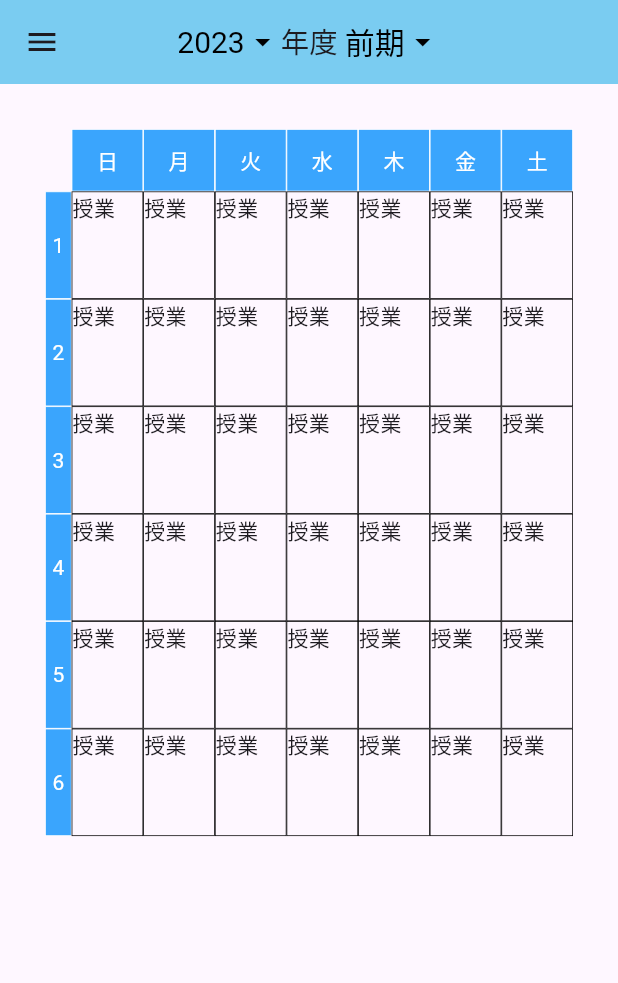
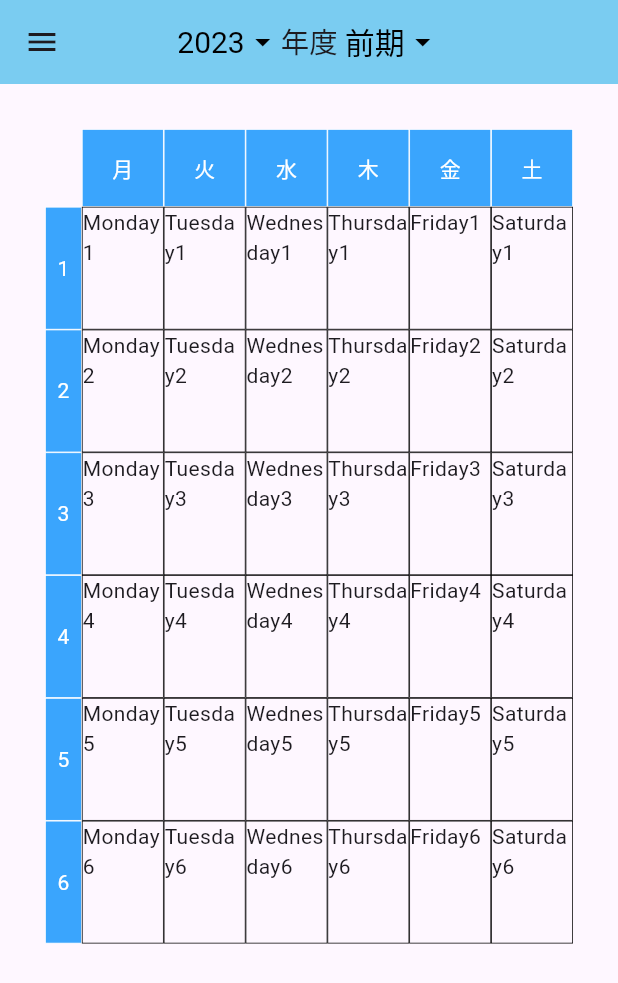
Before and after one commit to d1day/credit-management-app, a Flutter app: the screen it shows after launch, on a phone screen of 412 x 824 dp. Shown: the top 983 px of the screen. Run offline on Flutter 3.47's test engine with Material 2 defaults, Android fonts, the phone set to English and light mode, and no system bars.

Commit message:
曜日・時間をonTapにわたすように修正

```diff
--- a/src/lib/time_table.dart
+++ b/src/lib/time_table.dart
@@ -5,14 +5,10 @@ import 'base_component.dart';
 const colorBar = Color.fromARGB(255, 122, 204, 241);
 // 枠線の太さ
 const nWidth = 0.5;
-// 学期
-const lstSemestar = ['前期', '後期'];
-// 曜日
-const lstDay = ['日', '月', '火', '水', '木', '金', '土'];
 // 時間数
 int numHour = 6;
 // 曜日
-int numDay = 7;
+int numDay = 6;
 
 class TimeTable extends StatelessWidget {
   const TimeTable({super.key});
@@ -96,19 +92,30 @@ Widget createTimeTableCell(int index) {
             ))));
   } else {
     // 授業
-    return TimeTableCell(strIdLesson: 'a');
+    return TimeTableCell(
+        strIdLesson: 'a',
+        strCdDay: lstCdDay[numDay != 7
+            ? ((index + 1) % (numDay + 1) + numDay) % (numDay + 1)
+            : ((index + 1) % (numDay + 1) + (numDay - 1)) % (numDay + 1)],
+        nHour: (index / (numDay + 1)).floor());
   }
 }
 
 // 授業選択時
-void selectLesson(String strIdLesson) {
+void selectLesson(String strIdLesson, String strCdDay, int nHour) {
   // 授業選択時の処理
 }
 
 // 授業用のセル
 class TimeTableCell extends StatefulWidget {
-  const TimeTableCell({super.key, required this.strIdLesson});
+  const TimeTableCell(
+      {super.key,
+      required this.strIdLesson,
+      required this.strCdDay,
+      required this.nHour});
   final String strIdLesson;
+  final String strCdDay;
+  final int nHour;
 
   @override
   State<TimeTableCell> createState() => _TimeTableCellState();
@@ -119,11 +126,11 @@ class _TimeTableCellState extends State<TimeTableCell> {
   Widget build(BuildContext context) {
     return InkWell(
         onTap: () {
-          selectLesson(widget.strIdLesson);
+          selectLesson(widget.strIdLesson, widget.strCdDay, widget.nHour);
         },
         child: Container(
           decoration: BoxDecoration(border: Border.all(width: nWidth)),
-          child: const Text('授業'),
+          child: Text(widget.strCdDay + widget.nHour.toString()),
         ));
   }
 }
```
Also changed, not shown: src/lib/base_component.dart (+31 -0 lines).
